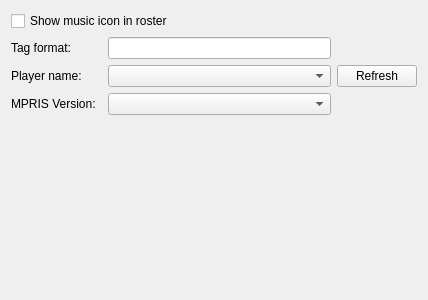
Old version of the form usertuneoptions.ui in the repository vacuum-im/usertune.
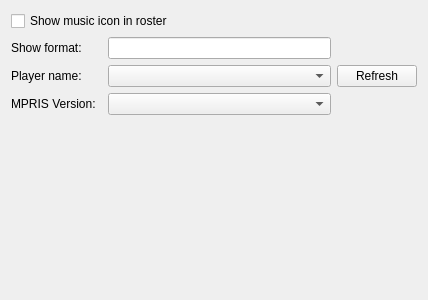
New version of the form.

The edit to the form file:
```diff
--- a/usertuneoptions.ui
+++ b/usertuneoptions.ui
@@ -17,7 +17,7 @@
    <item row="1" column="0">
     <widget class="QLabel" name="l_tags">
      <property name="text">
-      <string>Tag format:</string>
+      <string>Show format:</string>
      </property>
     </widget>
    </item>
```
